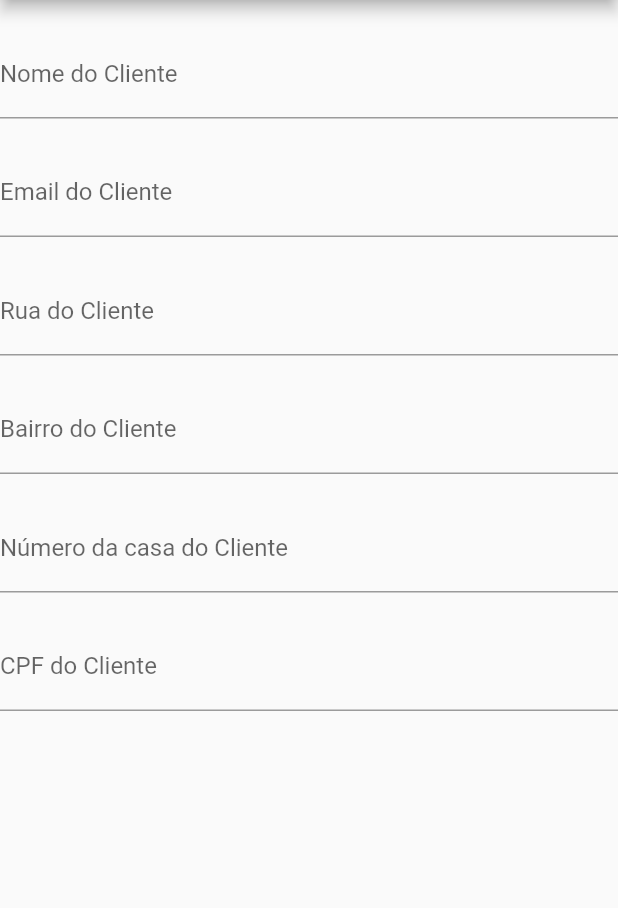
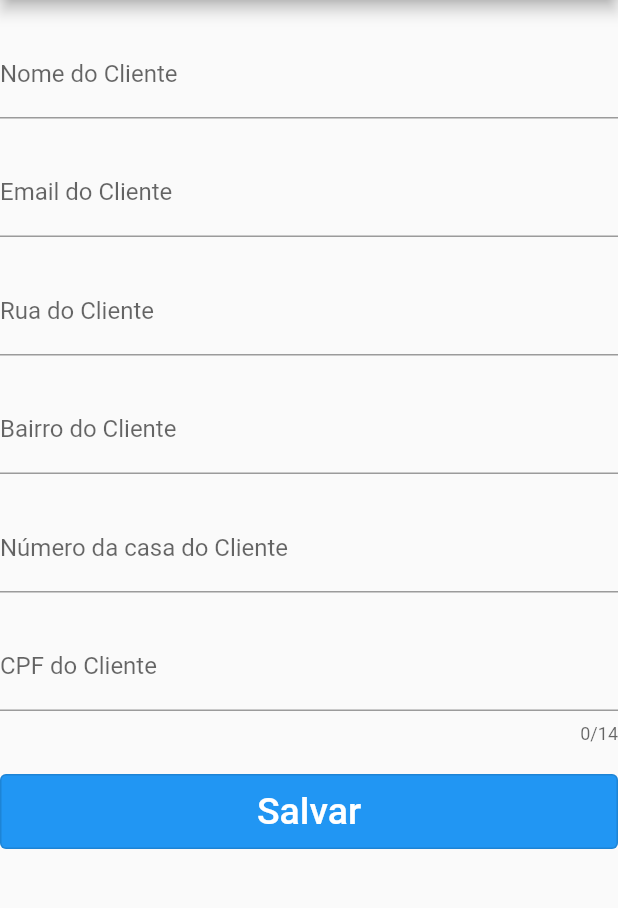
Before and after one commit to LokoInsanus/pet-shop, a Flutter app: the screen it shows after launch, on a phone screen of 412 x 824 dp, the part 84-992 px from its top. Run offline on Flutter 3.47's test engine with Material 2 defaults, Android fonts, the phone set to English and light mode, and no system bars; our stand-ins replace flutter_masked_text2.

Commit message:
Layout att

```diff
--- a/lib/main.dart
+++ b/lib/main.dart
@@ -1,5 +1,5 @@
 import 'package:flutter/material.dart';
-import 'package:pet_shop/view/textForm.dart';
+import 'package:pet_shop/views/textForm.dart';
 
 void main() {
   runApp(const MyApp());
@@ -14,21 +14,39 @@ class MyApp extends StatelessWidget {
       title: 'Pet Shop',
       home: Scaffold(
         appBar: AppBar(
-          title: Text('Pet Shop'),
+          title: const Text('Pet Shop'),
         ),
-        body: const Column(children: [
-          SizedBox(height: 20,),
+        body: Column(children: [
+          const SizedBox(height: 20,),
           textForm(name: 'Nome do Cliente'),
-          SizedBox(height: 20,),
+          const SizedBox(height: 20,),
           textForm(name: 'Email do Cliente',),
-          SizedBox(height: 20,),
+          const SizedBox(height: 20,),
           textForm(name: 'Rua do Cliente',),
-          SizedBox(height: 20,),
+          const SizedBox(height: 20,),
           textForm(name: 'Bairro do Cliente',),
-          SizedBox(height: 20,),
+          const SizedBox(height: 20,),
           textForm(name: 'Número da casa do Cliente',),
-          SizedBox(height: 20,),
-          textForm(name: 'CPF do Cliente',),
+          const SizedBox(height: 20,),
+          textForm(name: 'CPF do Cliente', cpf: true),
+          const SizedBox(height: 20,),
+          SizedBox(
+            height: 50,
+            width: 500,
+            child: OutlinedButton(
+              onPressed: () {},
+              style: OutlinedButton.styleFrom(
+                foregroundColor: Colors.white,
+                backgroundColor: Colors.blue,
+              ),
+              child: const Text(
+                'Salvar',
+                  style: TextStyle(
+                    fontSize: 25
+                  ),
+              ),
+            ),
+          )
         ]),
       ),
     );
--- /dev/null
+++ b/lib/models/cliente.dart
@@ -0,0 +1,17 @@
+class Cliente {
+  String nome;
+  String email;
+  String rua;
+  String bairro;
+  int numero;
+  String cpf;
+
+  Cliente({
+    required this.nome,
+    required this.email,
+    required this.rua,
+    required this.bairro,
+    required this.numero,
+    required this.cpf
+  });
+}
--- a/lib/view/textForm.dart
+++ /dev/null
@@ -1,25 +0,0 @@
-import 'package:flutter/material.dart';
-
-class textForm extends StatelessWidget {
-  const textForm({super.key, required this.name});
-
-  final String name;
-
-  @override
-  Widget build(BuildContext context) {
-    String _name = name;
-
-    return Center(
-      child: Container(
-        child: Form(
-          child: TextFormField(
-            decoration: InputDecoration(
-              labelText: _name,
-            ),
-          ),
-        ),
-        width: 500,
-      ),
-    );
-  }
-}
--- /dev/null
+++ b/lib/views/textForm.dart
@@ -0,0 +1,32 @@
+import 'package:flutter/material.dart';
+import 'package:flutter_masked_text2/flutter_masked_text2.dart';
+class textForm extends StatelessWidget {
+  textForm({super.key, required this.name, this.max, this.cpf = false}) {
+    if(cpf) {
+      cpfMask = MaskedTextController(mask: '000.000.000-00');
+      max = 14;
+    }
+  }
+
+  final String name;
+  final bool cpf;
+
+  int? max;
+  MaskedTextController? cpfMask;
+
+  @override
+  Widget build(BuildContext context) {
+    return Center(
+      child: SizedBox(
+        width: 500,
+        child: TextFormField(
+          controller: cpfMask,
+          maxLength: max,
+          decoration: InputDecoration(
+            labelText: name,
+          ),
+        ),
+      ),
+    );
+  }
+}
--- a/pubspec.yaml
+++ b/pubspec.yaml
@@ -30,6 +30,7 @@ environment:
 dependencies:
   flutter:
     sdk: flutter
+  flutter_masked_text2: ^0.9.1
 
 
   # The following adds the Cupertino Icons font to your application.
```
Also changed, not shown: pubspec.lock.
